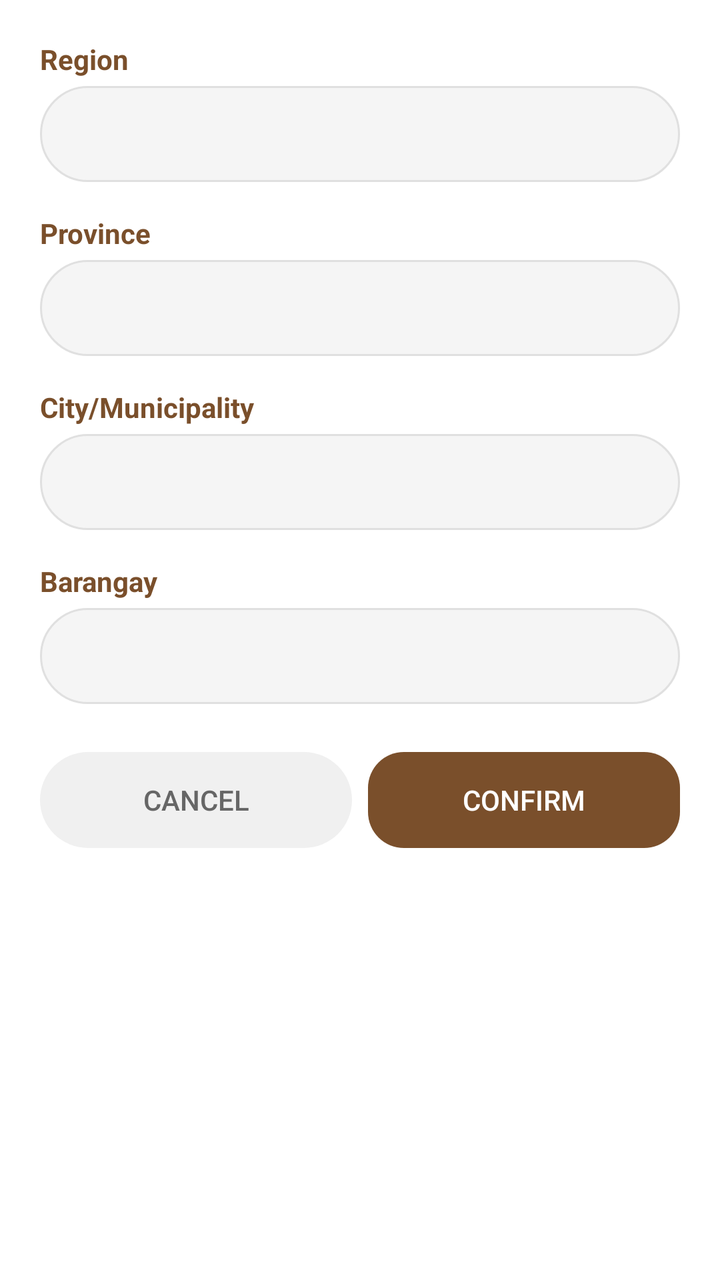
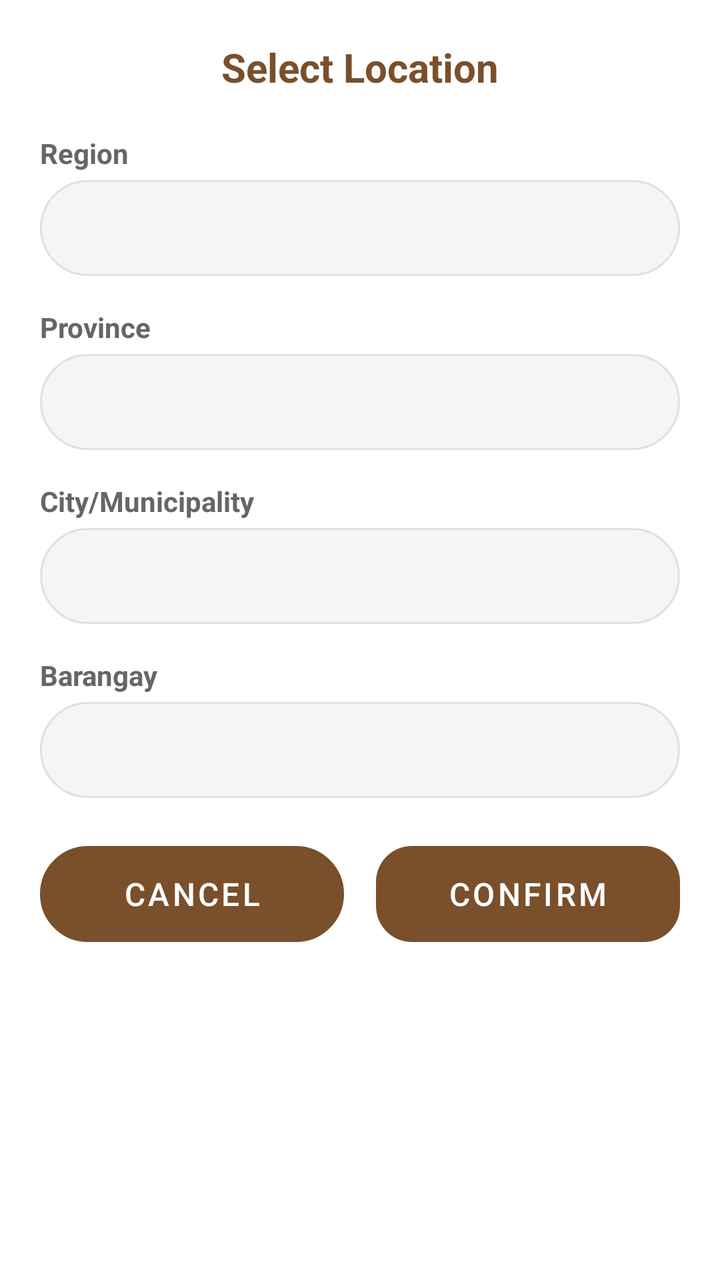

The first picture is an Android layout as it rendered before a commit; the second is the same layout after the commit. The layout source and the unified diff follow.
<!-- AndroidManifest.xml: application theme Theme.PawSociety -->
<!-- res/layout/dialog_location_selector.xml -->
<?xml version="1.0" encoding="utf-8"?>
<LinearLayout xmlns:android="http://schemas.android.com/apk/res/android"
    android:layout_width="match_parent"
    android:layout_height="wrap_content"
    android:orientation="vertical"
    android:padding="20dp"
    android:background="#FFFFFF"
    android:elevation="8dp"
    android:radius="16dp">

    <TextView
        android:layout_width="wrap_content"
        android:layout_height="wrap_content"
        android:text="Region"
        android:textColor="#7A4F2B"
        android:textSize="14sp"
        android:textStyle="bold"
        android:layout_marginBottom="4dp" />

    <Spinner
        android:id="@+id/spinner_region"
        android:layout_width="match_parent"
        android:layout_height="48dp"
        android:background="@drawable/input_oval"
        android:layout_marginBottom="16dp"
        android:paddingHorizontal="12dp" />

    <TextView
        android:layout_width="wrap_content"
        android:layout_height="wrap_content"
        android:text="Province"
        android:textColor="#7A4F2B"
        android:textSize="14sp"
        android:textStyle="bold"
        android:layout_marginBottom="4dp" />

    <Spinner
        android:id="@+id/spinner_province"
        android:layout_width="match_parent"
        android:layout_height="48dp"
        android:background="@drawable/input_oval"
        android:layout_marginBottom="16dp"
        android:paddingHorizontal="12dp" />

    <TextView
        android:layout_width="wrap_content"
        android:layout_height="wrap_content"
        android:text="City/Municipality"
        android:textColor="#7A4F2B"
        android:textSize="14sp"
        android:textStyle="bold"
        android:layout_marginBottom="4dp" />

    <Spinner
        android:id="@+id/spinner_city"
        android:layout_width="match_parent"
        android:layout_height="48dp"
        android:background="@drawable/input_oval"
        android:layout_marginBottom="16dp"
        android:paddingHorizontal="12dp" />

    <TextView
        android:layout_width="wrap_content"
        android:layout_height="wrap_content"
        android:text="Barangay"
        android:textColor="#7A4F2B"
        android:textSize="14sp"
        android:textStyle="bold"
        android:layout_marginBottom="4dp" />

    <Spinner
        android:id="@+id/spinner_barangay"
        android:layout_width="match_parent"
        android:layout_height="48dp"
        android:background="@drawable/input_oval"
        android:layout_marginBottom="24dp"
        android:paddingHorizontal="12dp" />

    <LinearLayout
        android:layout_width="match_parent"
        android:layout_height="wrap_content"
        android:orientation="horizontal">

        <Button
            android:id="@+id/btn_cancel"
            android:layout_width="0dp"
            android:layout_height="48dp"
            android:layout_weight="1"
            android:text="Cancel"
            android:textColor="#666666"
            android:background="@drawable/button_oval_white"
            android:layout_marginEnd="8dp"
            android:stateListAnimator="@null" />

        <Button
            android:id="@+id/btn_confirm"
            android:layout_width="0dp"
            android:layout_height="48dp"
            android:layout_weight="1"
            android:text="Confirm"
            android:textColor="#FFFFFF"
            android:background="@drawable/button_oval_brown"
            android:stateListAnimator="@null" />

    </LinearLayout>

</LinearLayout>
<!-- resources referenced by this layout -->
<resources>
  <!-- drawable button_oval_brown (drawable) -->
  <?xml version="1.0" encoding="utf-8"?>
  <shape xmlns:android="http://schemas.android.com/apk/res/android">
      <solid android:color="#7A4F2B" />
      <corners android:radius="18dp" />
      <padding
          android:left="20dp"
          android:right="20dp"
          android:top="8dp"
          android:bottom="8dp" />
  </shape>
  <!-- drawable button_oval_white (drawable) -->
  <?xml version="1.0" encoding="utf-8"?>
  <shape xmlns:android="http://schemas.android.com/apk/res/android">
      <solid android:color="#F0F0F0" />
      <corners android:radius="26dp" />
  </shape>
  <!-- drawable input_oval (drawable) -->
  <?xml version="1.0" encoding="utf-8"?>
  <shape xmlns:android="http://schemas.android.com/apk/res/android">
      <solid android:color="#F5F5F5" />
      <corners android:radius="27dp" />
      <stroke
          android:width="1dp"
          android:color="#E0E0E0" />
  </shape>
  <style name="Theme.PawSociety" parent="Theme.AppCompat.Light.NoActionBar">
          
          <item name="colorPrimary">#7A4F2B</item>
          <item name="colorPrimaryDark">#5A3F1B</item>
          <item name="colorAccent">#FF6B35</item>
      </style>
</resources>

<!-- the commit's change to res/layout/dialog_location_selector.xml (unified diff, before → after) -->
@@ -3,16 +3,26 @@
     android:layout_width="match_parent"
     android:layout_height="wrap_content"
     android:orientation="vertical"
-    android:padding="20dp"
-    android:background="#FFFFFF"
-    android:elevation="8dp"
-    android:radius="16dp">
+    android:background="@drawable/bg_rounded_dialog"
+    android:padding="20dp">
 
+    
+    <TextView
+        android:layout_width="wrap_content"
+        android:layout_height="wrap_content"
+        android:layout_gravity="center"
+        android:text="Select Location"
+        android:textColor="#7A4F2B"
+        android:textSize="20sp"
+        android:textStyle="bold"
+        android:layout_marginBottom="20dp" />
+
+    
     <TextView
         android:layout_width="wrap_content"
         android:layout_height="wrap_content"
         android:text="Region"
-        android:textColor="#7A4F2B"
+        android:textColor="#666666"
         android:textSize="14sp"
         android:textStyle="bold"
         android:layout_marginBottom="4dp" />
@@ -22,14 +32,15 @@
         android:layout_width="match_parent"
         android:layout_height="48dp"
         android:background="@drawable/input_oval"
-        android:layout_marginBottom="16dp"
-        android:paddingHorizontal="12dp" />
+        android:paddingHorizontal="12dp"
+        android:layout_marginBottom="16dp" />
 
+    
     <TextView
         android:layout_width="wrap_content"
         android:layout_height="wrap_content"
         android:text="Province"
-        android:textColor="#7A4F2B"
+        android:textColor="#666666"
         android:textSize="14sp"
         android:textStyle="bold"
         android:layout_marginBottom="4dp" />
@@ -39,14 +50,15 @@
         android:layout_width="match_parent"
         android:layout_height="48dp"
         android:background="@drawable/input_oval"
-        android:layout_marginBottom="16dp"
-        android:paddingHorizontal="12dp" />
+        android:paddingHorizontal="12dp"
+        android:layout_marginBottom="16dp" />
 
+    
     <TextView
         android:layout_width="wrap_content"
         android:layout_height="wrap_content"
         android:text="City/Municipality"
-        android:textColor="#7A4F2B"
+        android:textColor="#666666"
         android:textSize="14sp"
         android:textStyle="bold"
         android:layout_marginBottom="4dp" />
@@ -56,14 +68,15 @@
         android:layout_width="match_parent"
         android:layout_height="48dp"
         android:background="@drawable/input_oval"
-        android:layout_marginBottom="16dp"
-        android:paddingHorizontal="12dp" />
+        android:paddingHorizontal="12dp"
+        android:layout_marginBottom="16dp" />
 
+    
     <TextView
         android:layout_width="wrap_content"
         android:layout_height="wrap_content"
         android:text="Barangay"
-        android:textColor="#7A4F2B"
+        android:textColor="#666666"
         android:textSize="14sp"
         android:textStyle="bold"
         android:layout_marginBottom="4dp" />
@@ -73,35 +86,42 @@
         android:layout_width="match_parent"
         android:layout_height="48dp"
         android:background="@drawable/input_oval"
-        android:layout_marginBottom="24dp"
-        android:paddingHorizontal="12dp" />
+        android:paddingHorizontal="12dp"
+        android:layout_marginBottom="24dp" />
 
+    
     <LinearLayout
         android:layout_width="match_parent"
         android:layout_height="wrap_content"
-        android:orientation="horizontal">
+        android:orientation="horizontal"
+        android:gravity="center_horizontal"
+        android:weightSum="2">
 
+        
         <Button
             android:id="@+id/btn_cancel"
             android:layout_width="0dp"
             android:layout_height="48dp"
             android:layout_weight="1"
+            android:layout_marginEnd="8dp"
             android:text="Cancel"
-            android:textColor="#666666"
-            android:background="@drawable/button_oval_white"
-            android:layout_marginEnd="8dp"
-            android:stateListAnimator="@null" />
+            android:textColor="#FFFFFF"
+        android:textSize="16sp"
+        android:background="@drawable/button_oval_gray"
+        android:stateListAnimator="@null" />
 
+        
         <Button
             android:id="@+id/btn_confirm"
             android:layout_width="0dp"
             android:layout_height="48dp"
             android:layout_weight="1"
+            android:layout_marginStart="8dp"
             android:text="Confirm"
             android:textColor="#FFFFFF"
+            android:textSize="16sp"
             android:background="@drawable/button_oval_brown"
             android:stateListAnimator="@null" />
-
     </LinearLayout>
 
 </LinearLayout>
<!-- resource entries referenced after the edit -->
@@ -1,21 +1,42 @@
 <!-- resources referenced by this layout -->
 <resources>
+  <!-- drawable bg_rounded_dialog (drawable) -->
+  <?xml version="1.0" encoding="utf-8"?>
+  <shape xmlns:android="http://schemas.android.com/apk/res/android">
+      <solid android:color="#FFFFFF" />
+      <corners android:radius="20dp" />
+      <padding
+          android:left="0dp"
+          android:right="0dp"
+          android:top="0dp"
+          android:bottom="0dp" />
+  </shape>
   <!-- drawable button_oval_brown (drawable) -->
   <?xml version="1.0" encoding="utf-8"?>
-  <shape xmlns:android="http://schemas.android.com/apk/res/android">
+  <shape xmlns:android="http://schemas.android.com/apk/res/android"
+      android:shape="rectangle">
       <solid android:color="#7A4F2B" />
       <corners android:radius="18dp" />
       <padding
-          android:left="20dp"
-          android:right="20dp"
+          android:left="16dp"
+          android:right="16dp"
           android:top="8dp"
           android:bottom="8dp" />
   </shape>
-  <!-- drawable button_oval_white (drawable) -->
+  <!-- drawable button_oval_gray (drawable) -->
   <?xml version="1.0" encoding="utf-8"?>
-  <shape xmlns:android="http://schemas.android.com/apk/res/android">
-      <solid android:color="#F0F0F0" />
-      <corners android:radius="26dp" />
+  <shape xmlns:android="http://schemas.android.com/apk/res/android"
+      android:shape="rectangle">
+      <corners android:radius="25dp" />
+      <solid android:color="#F0F0F0" />  
+      <stroke
+          android:width="1dp"
+          android:color="#E0E0E0" />
+      <padding
+          android:left="16dp"
+          android:right="16dp"
+          android:top="12dp"
+          android:bottom="12dp" />
   </shape>
   <!-- drawable input_oval (drawable) -->
   <?xml version="1.0" encoding="utf-8"?>
@@ -26,11 +47,57 @@
           android:width="1dp"
           android:color="#E0E0E0" />
   </shape>
-  <style name="Theme.PawSociety" parent="Theme.AppCompat.Light.NoActionBar">
+  <style name="Theme.PawSociety" parent="Theme.MaterialComponents.DayNight.NoActionBar">
           
           <item name="colorPrimary">#7A4F2B</item>
-          <item name="colorPrimaryDark">#5A3F1B</item>
-          <item name="colorAccent">#FF6B35</item>
+          <item name="colorPrimaryVariant">#B88B4A</item>
+          <item name="colorOnPrimary">@android:color/white</item>
+  
+          
+          <item name="colorSecondary">#2196F3</item>
+          <item name="colorSecondaryVariant">#1976D2</item>
+          <item name="colorOnSecondary">@android:color/white</item>
+  
+          
+          <item name="android:statusBarColor">@android:color/transparent</item>
+  
+          
+          <item name="android:navigationBarColor">@android:color/transparent</item>
+  
+          
+          <item name="android:windowLightStatusBar">true</item>
+          <item name="android:windowLightNavigationBar">true</item>
+  
+          
+          <item name="android:windowFullscreen">true</item>
+          <item name="android:windowContentOverlay">@null</item>
+          <item name="android:windowTranslucentStatus">true</item>
+          <item name="android:windowTranslucentNavigation">true</item>
+  
+          
+          <item name="android:windowBackground">@android:color/white</item>
+          <item name="android:colorBackground">@android:color/white</item>
+  
+          
+          
+          <item name="android:textColor">#000000</item>
+          <item name="android:textColorPrimary">#000000</item>
+          <item name="android:textColorSecondary">#666666</item>
+          <item name="android:textColorHint">#999999</item>
+  
+          
+          <item name="android:editTextColor">#000000</item>
+          <item name="android:editTextStyle">@style/Widget.PawSociety.EditText</item>
+  
+          
+          <item name="android:textColorLink">#7A4F2B</item>
+          <item name="android:textColorHighlight">#F5E6D3</item>
+      </style>
+  <style name="Widget.PawSociety.EditText" parent="Widget.MaterialComponents.TextInputEditText.OutlinedBox">
+          <item name="android:textColor">#000000</item>
+          <item name="android:textColorHint">#999999</item>
+          <item name="android:textSize">14sp</item>
+          <item name="android:padding">12dp</item>
       </style>
 </resources>
 
